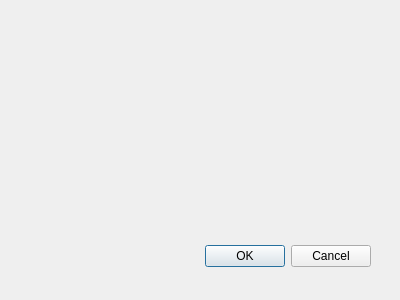
junaidjabbar01/qgis-plugin-save-attributes, file save_attributes_dialog_base.ui: the form before one commit.
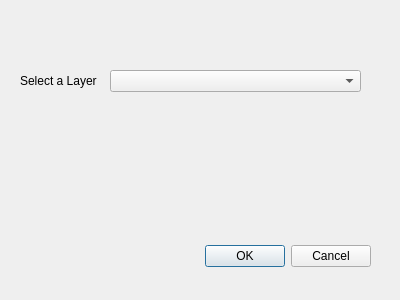
The form after the commit.

The edit to the form file:
```diff
--- a/save_attributes_dialog_base.ui
+++ b/save_attributes_dialog_base.ui
@@ -28,6 +28,35 @@
     <set>QDialogButtonBox::Cancel|QDialogButtonBox::Ok</set>
    </property>
   </widget>
+  <widget class="QComboBox" name="comboBox">
+   <property name="geometry">
+    <rect>
+     <x>110</x>
+     <y>70</y>
+     <width>251</width>
+     <height>22</height>
+    </rect>
+   </property>
+   <property name="toolTip">
+    <string/>
+   </property>
+   <property name="placeholderText">
+    <string/>
+   </property>
+  </widget>
+  <widget class="QLabel" name="label">
+   <property name="geometry">
+    <rect>
+     <x>20</x>
+     <y>70</y>
+     <width>91</width>
+     <height>21</height>
+    </rect>
+   </property>
+   <property name="text">
+    <string>Select a Layer</string>
+   </property>
+  </widget>
  </widget>
  <resources/>
  <connections>
```
Left out of the diff: 41 changed lines with no effect on the pictures.
